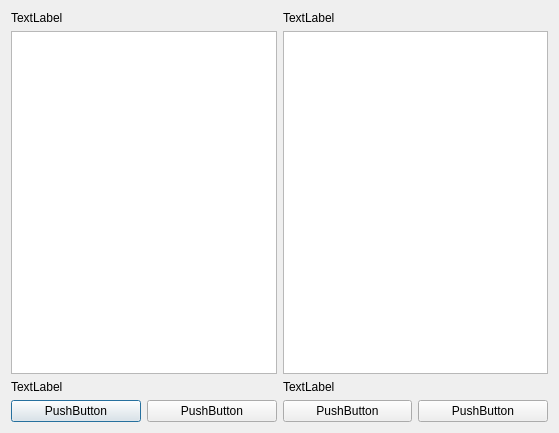
Above: dialog.ui from stephaneworkspace/midnight-commander-clone-mcc before the change. Below: the same form after it.
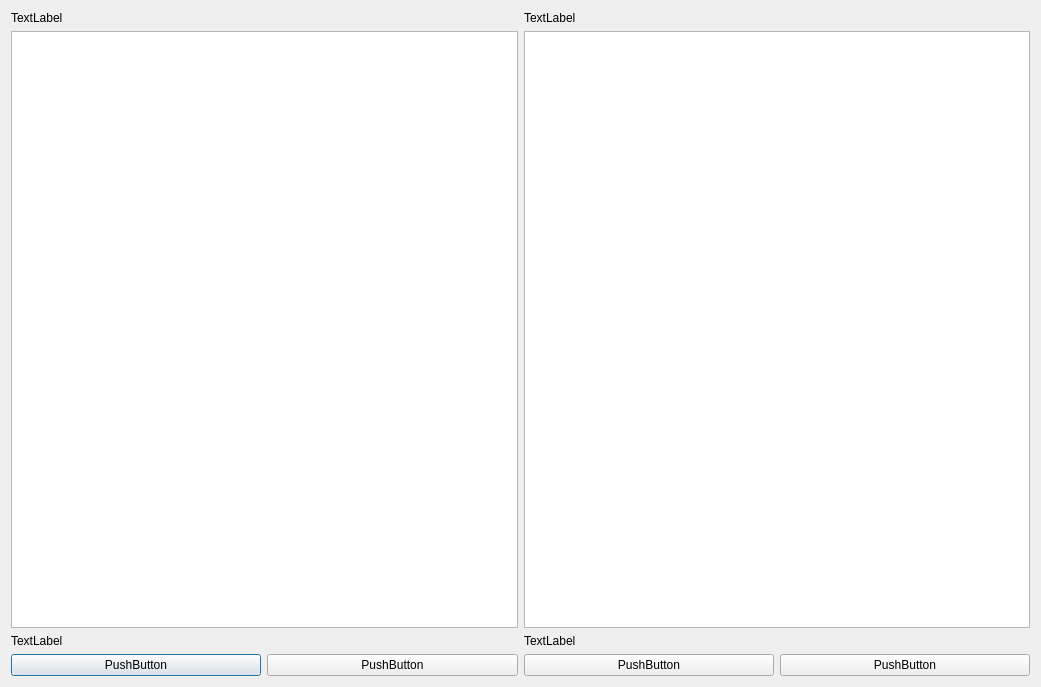
That is the form after the change.

```diff
--- a/dialog.ui
+++ b/dialog.ui
@@ -6,8 +6,8 @@
    <rect>
     <x>0</x>
     <y>0</y>
-    <width>559</width>
-    <height>433</height>
+    <width>1041</width>
+    <height>687</height>
    </rect>
   </property>
   <property name="windowTitle">
```
